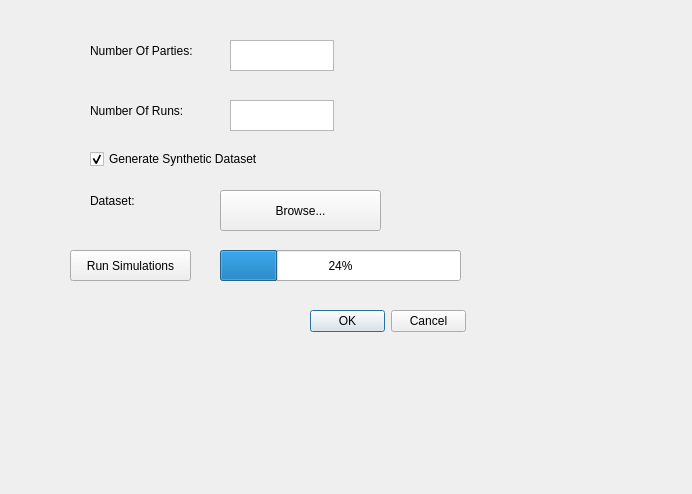
Before: the Qt Designer form Client/UI/UiFiles/SimulationsDialog.ui in adar2/Privacy-preserving-machine-learning-laboratory, drawn with Qt 5.
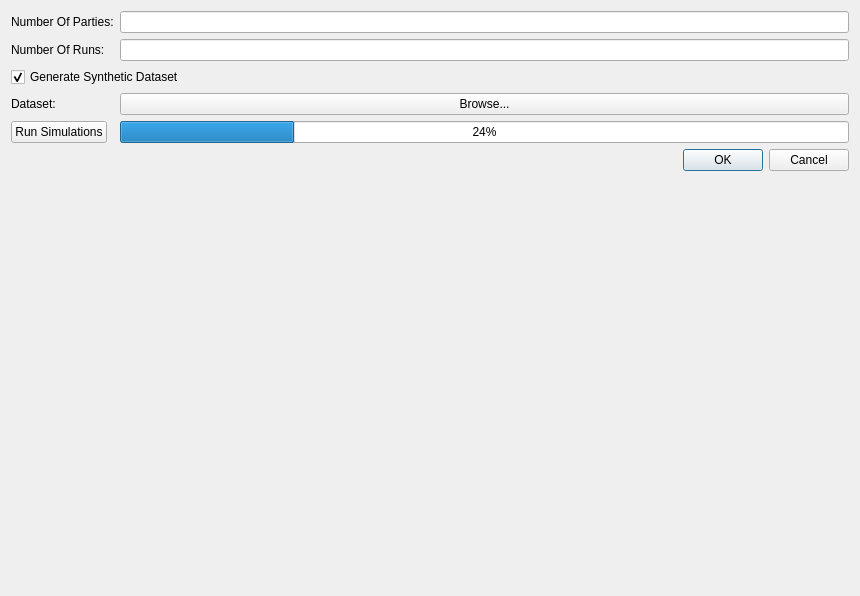
After: the same form once the commit is applied.

Commit message: After graphs

Diff of the .ui file:
```diff
--- a/Client/UI/UiFiles/SimulationsDialog.ui
+++ b/Client/UI/UiFiles/SimulationsDialog.ui
@@ -6,81 +6,41 @@
    <rect>
     <x>0</x>
     <y>0</y>
-    <width>692</width>
-    <height>494</height>
+    <width>860</width>
+    <height>596</height>
    </rect>
   </property>
   <property name="windowTitle">
    <string>Simulations</string>
   </property>
+  <layout class="QVBoxLayout" name="verticalLayout">
+   <item>
+    <layout class="QFormLayout" name="form_layout">
+     <property name="sizeConstraint">
+      <enum>QLayout::SetNoConstraint</enum>
+     </property>
+     <item row="0" column="0">
   <widget class="QLabel" name="label_2">
-   <property name="geometry">
-    <rect>
-     <x>90</x>
-     <y>40</y>
-     <width>131</width>
-     <height>21</height>
-    </rect>
-   </property>
    <property name="text">
     <string>Number Of Parties:</string>
    </property>
   </widget>
+     </item>
+     <item row="0" column="1">
+      <widget class="QLineEdit" name="num_of_parties_textbox"/>
+     </item>
+     <item row="2" column="0">
   <widget class="QLabel" name="label_3">
-   <property name="geometry">
-    <rect>
-     <x>90</x>
-     <y>100</y>
-     <width>131</width>
-     <height>21</height>
-    </rect>
-   </property>
    <property name="text">
     <string>Number Of Runs:</string>
    </property>
   </widget>
-  <widget class="QPushButton" name="run_simulations_button">
-   <property name="geometry">
-    <rect>
-     <x>70</x>
-     <y>250</y>
-     <width>121</width>
-     <height>31</height>
-    </rect>
-   </property>
-   <property name="text">
-    <string>Run Simulations</string>
-   </property>
-  </widget>
-  <widget class="QPlainTextEdit" name="num_of_parties_textbox">
-   <property name="geometry">
-    <rect>
-     <x>230</x>
-     <y>40</y>
-     <width>104</width>
-     <height>31</height>
-    </rect>
-   </property>
-  </widget>
-  <widget class="QPlainTextEdit" name="num_of_runs_textbox">
-   <property name="geometry">
-    <rect>
-     <x>230</x>
-     <y>100</y>
-     <width>104</width>
-     <height>31</height>
-    </rect>
-   </property>
-  </widget>
+     </item>
+     <item row="2" column="1">
+      <widget class="QLineEdit" name="num_of_runs_textbox"/>
+     </item>
+     <item row="4" column="0" colspan="2">
   <widget class="QCheckBox" name="generate_dataset_checkbox">
-   <property name="geometry">
-    <rect>
-     <x>90</x>
-     <y>150</y>
-     <width>211</width>
-     <height>18</height>
-    </rect>
-   </property>
    <property name="text">
     <string>Generate Synthetic Dataset</string>
    </property>
@@ -88,69 +48,48 @@
     <bool>true</bool>
    </property>
   </widget>
+     </item>
+     <item row="5" column="0">
   <widget class="QLabel" name="label">
-   <property name="geometry">
-    <rect>
-     <x>90</x>
-     <y>190</y>
-     <width>91</width>
-     <height>21</height>
-    </rect>
-   </property>
    <property name="text">
     <string>Dataset:</string>
    </property>
   </widget>
+     </item>
+     <item row="5" column="1">
   <widget class="QPushButton" name="browse_button">
-   <property name="geometry">
-    <rect>
-     <x>220</x>
-     <y>190</y>
-     <width>161</width>
-     <height>41</height>
-    </rect>
-   </property>
    <property name="text">
     <string>Browse...</string>
    </property>
   </widget>
-  <widget class="QDialogButtonBox" name="buttonBox">
-   <property name="geometry">
-    <rect>
-     <x>310</x>
-     <y>310</y>
-     <width>156</width>
-     <height>23</height>
-    </rect>
-   </property>
-   <property name="standardButtons">
-    <set>QDialogButtonBox::Cancel|QDialogButtonBox::Ok</set>
-   </property>
-  </widget>
+     </item>
+     <item row="7" column="0">
+      <widget class="QPushButton" name="run_simulations_button">
+       <property name="text">
+        <string>Run Simulations</string>
+       </property>
+      </widget>
+     </item>
+     <item row="7" column="1">
   <widget class="QProgressBar" name="progress_bar">
-   <property name="geometry">
-    <rect>
-     <x>220</x>
-     <y>250</y>
-     <width>241</width>
-     <height>31</height>
-    </rect>
-   </property>
    <property name="value">
     <number>24</number>
    </property>
   </widget>
-  <widget class="QWidget" name="verticalLayoutWidget">
-   <property name="geometry">
-    <rect>
-     <x>70</x>
-     <y>350</y>
-     <width>441</width>
-     <height>101</height>
-    </rect>
-   </property>
+     </item>
+     <item row="9" column="1">
+      <widget class="QDialogButtonBox" name="buttonBox">
+       <property name="standardButtons">
+        <set>QDialogButtonBox::Cancel|QDialogButtonBox::Ok</set>
+       </property>
+      </widget>
+     </item>
+     <item row="10" column="0" colspan="2">
    <layout class="QVBoxLayout" name="vert_layout"/>
-  </widget>
+     </item>
+    </layout>
+   </item>
+  </layout>
  </widget>
  <resources/>
  <connections>
```
Lines whose indentation alone changed are shown as unchanged. The commit also changes 2 other files.
